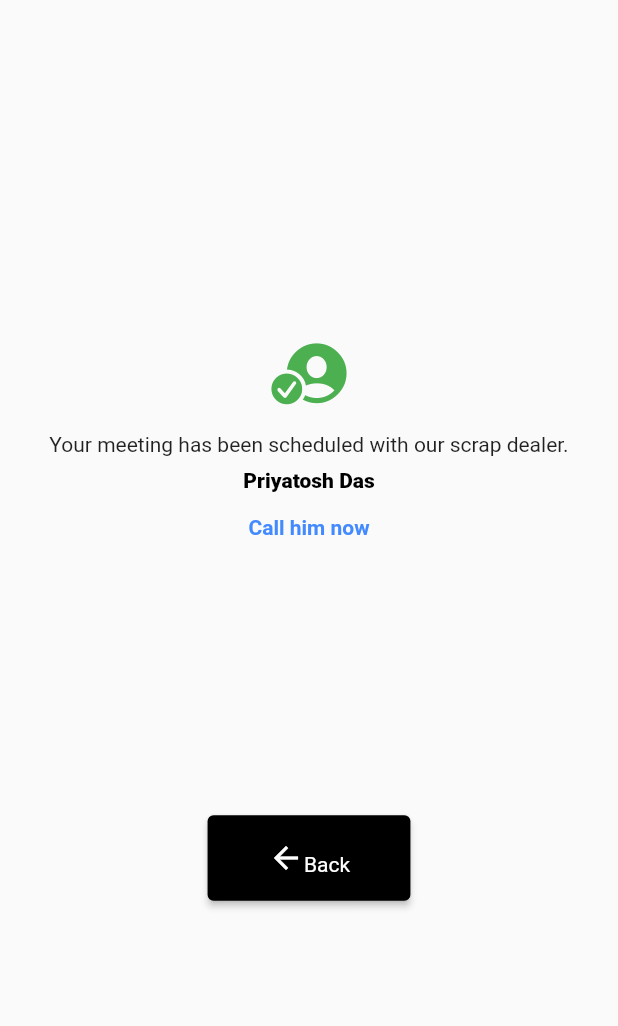
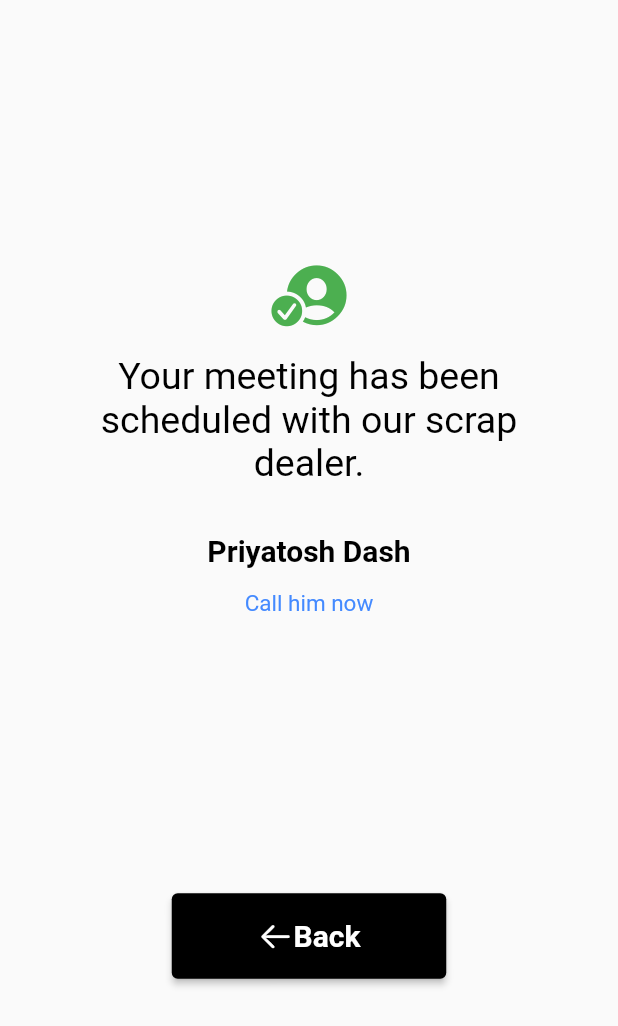
Before and after one commit to StutiPradhan/ecoworld, a Flutter app: the ConfirmationPage screen opened directly, on a phone screen of 412 x 824 dp. Shown: the top 1026 px of the screen. Run offline on Flutter 3.47's test engine with Material 2 defaults, Android fonts, the phone set to English and light mode, and no system bars; our stand-ins replace firebase_auth, firebase_core, flutter_svg; accounts and stored records are empty.

Commit message:
Changes done

```diff
--- a/lib/pages/ConfirmationPage.dart
+++ b/lib/pages/ConfirmationPage.dart
@@ -17,25 +17,36 @@ class _ConfirmationPageState extends State<ConfirmationPage> {
           horizontal: MediaQuery.of(context).size.width / 15,
           vertical: MediaQuery.of(context).size.height / 18,
         ),
+        child: SafeArea(
+          left: true,
+          top: true,
+          right: true,
+          bottom: true,
           child: Padding(
             padding: const EdgeInsets.symmetric(vertical: 8),
             child: Column(
               mainAxisAlignment: MainAxisAlignment.center,
               crossAxisAlignment: CrossAxisAlignment.center,
               children: [
-              const Icon(CupertinoIcons.person_crop_circle_fill_badge_checkmark,
-                  color: Colors.green, size: 50.0),
+                const Icon(
+                    CupertinoIcons.person_crop_circle_fill_badge_checkmark,
+                    color: Colors.green,
+                    size: 50.0),
                 const Padding(
                   padding: EdgeInsets.only(top: 15.0),
                   child: Text(
-                    "Your meeting has been scheduled with our scrap dealer."),
+                      "Your meeting has been scheduled with our scrap dealer.",
+                      textAlign: TextAlign.center,
+                      style: TextStyle(color: Colors.black, fontSize: 25)),
                 ),
                 const Padding(
-                padding: EdgeInsets.only(top: 8.0),
+                  padding: EdgeInsets.only(top: 32.0),
                   child: Text(
-                  "Priyatosh Das",
+                    "Priyatosh Dash",
                     style: TextStyle(
-                      fontWeight: FontWeight.w800, color: Colors.black),
+                        fontWeight: FontWeight.w700,
+                        color: Colors.black,
+                        fontSize: 20),
                   ),
                 ),
                 const Padding(
@@ -43,53 +54,50 @@ class _ConfirmationPageState extends State<ConfirmationPage> {
                   child: Text(
                     "Call him now",
                     style: TextStyle(
-                      fontWeight: FontWeight.w600, color: Colors.blueAccent),
+                        fontWeight: FontWeight.normal,
+                        color: Colors.blueAccent,
+                        fontSize: 15),
                   ),
                 ),
                 const SizedBox(
-                height: 24,
-                width: 50,
+                  height: 104,
                 ),
                 Row(
                   mainAxisAlignment: MainAxisAlignment.center,
                   crossAxisAlignment: CrossAxisAlignment.center,
                   children: [
                     Padding(
-                    padding: const EdgeInsets.only(top: 160),
+                      padding: const EdgeInsets.only(top: 80),
                       child: Expanded(
-                      child: Column(
-                        children: [
+                        child: Column(children: [
                           ElevatedButton(
                             onPressed: () {},
                             style: ElevatedButton.styleFrom(
                               backgroundColor: Colors.black,
-                              //side: const BorderSide(
-                              //  width: 2.0, color: Colors.black),
                             ),
                             child: Padding(
                               padding: EdgeInsets.symmetric(
                                   horizontal:
-                                      MediaQuery.of(context).size.width / 17,
+                                      MediaQuery.of(context).size.width / 10,
                                   vertical:
                                       MediaQuery.of(context).size.height / 50),
                               child: Row(
-                                mainAxisAlignment: MainAxisAlignment.end,
-                                crossAxisAlignment: CrossAxisAlignment.end,
+                                mainAxisAlignment: MainAxisAlignment.center,
                                 children: const [
                                   Icon(
-                                    Icons.arrow_back,
+                                    CupertinoIcons.arrow_left,
                                     color: Colors.white,
                                   ),
                                   Text('Back',
                                       style: TextStyle(
                                           color: Colors.white,
-                                          fontWeight: FontWeight.normal)),
+                                          fontWeight: FontWeight.w700,
+                                          fontSize: 20)),
                                 ],
                               ),
                             ),
                           ),
-                        ],
-                      ),
+                        ]),
                       ),
                     ),
                   ],
@@ -98,6 +106,7 @@ class _ConfirmationPageState extends State<ConfirmationPage> {
             ),
           ),
         ),
+      ),
     );
   }
 }
```
Also changed, not shown: lib/main.dart (+3 -8 lines), lib/pages/InfoPage.dart (+9 -12 lines), lib/pages/Sell_Scrap.dart (+32 -7 lines), lib/pages/community.dart (+3 -4 lines), lib/pages/editMeet.dart (+15 -6 lines), lib/pages/profile.dart (+44 -19 lines), 1 other file. Lines whose indentation alone changed are shown as unchanged.
